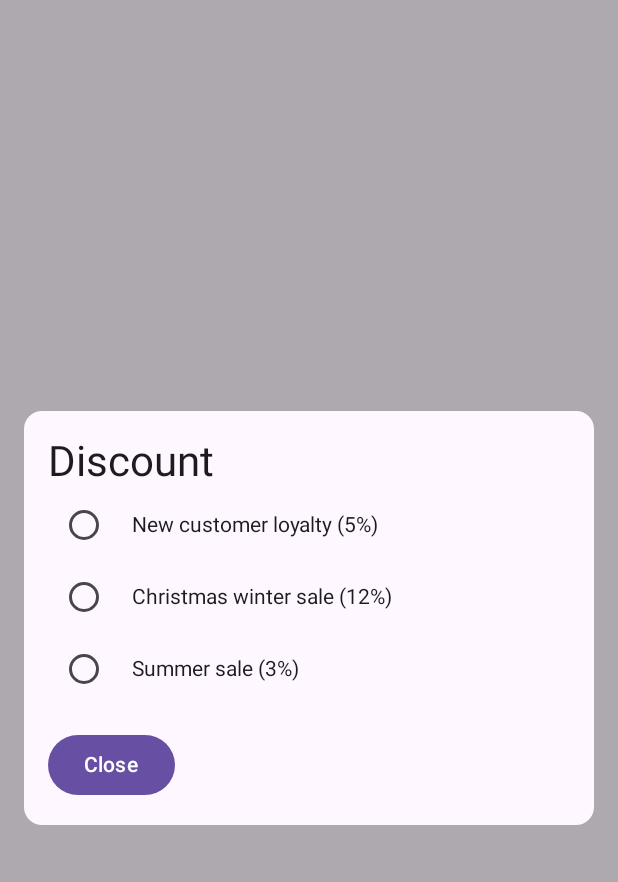
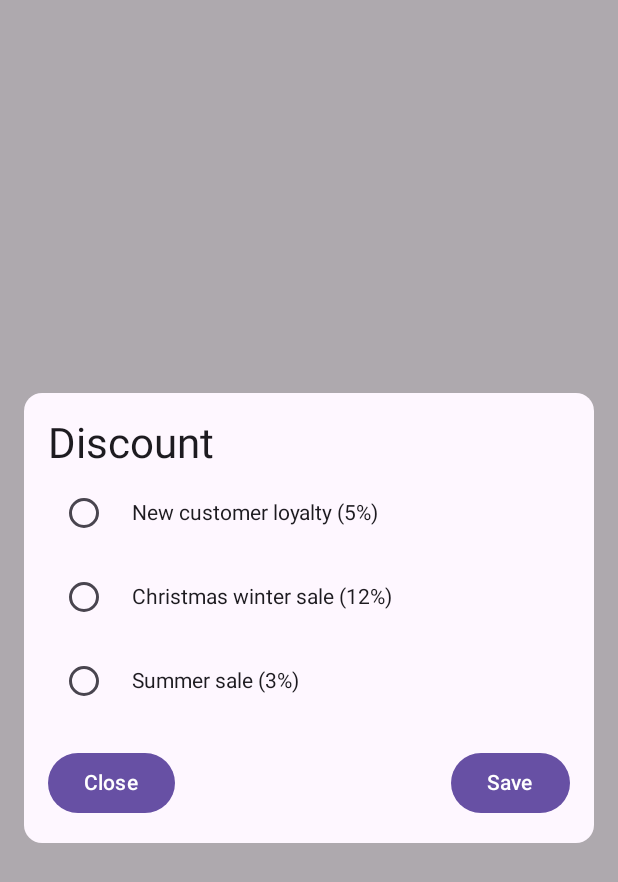
Before and after one commit to Tarzerk/JetPack-Compose-Dialogs, an Android app built with Jetpack Compose: the composable AddDiscount shown on its own in the app's theme, on a phone screen of 412 x 824 dp. Shown: the top 882 px of the screen. Run offline under Robolectric (Android 15) with nearby library versions, the phone set to English and light mode, and no system bars.

Commit message:
add discount fixes

```diff
--- /dev/null
+++ b/app/src/main/java/com/example/moreactions/AddDiscount.kt
@@ -0,0 +1,90 @@
+package com.example.moreactions
+
+import androidx.compose.foundation.layout.*
+import androidx.compose.material3.*
+import androidx.compose.runtime.*
+import androidx.compose.ui.Alignment
+import androidx.compose.ui.Modifier
+import androidx.compose.ui.unit.dp
+import androidx.compose.ui.window.Dialog
+
+@Composable
+fun AddDiscount(onDismissRequest: () -> Unit) {
+    // State to manage selected radio button
+    var selectedOption by remember { mutableStateOf("") }
+
+    Dialog(onDismissRequest = onDismissRequest) {
+        Surface(
+            shape = MaterialTheme.shapes.medium,
+            modifier = Modifier.padding(16.dp)
+        ) {
+            Column(
+                modifier = Modifier.padding(16.dp)
+            ) {
+                Text(text = "Discount", style = MaterialTheme.typography.headlineMedium)
+
+                // Radio buttons
+                Column {
+                    RadioButtonOption(
+                        label = "New customer loyalty",
+                        percentage = "5%",
+                        selectedOption = selectedOption,
+                        onSelect = { selectedOption = it }
+                    )
+                    RadioButtonOption(
+                        label = "Christmas winter sale",
+                        percentage = "12%",
+                        selectedOption = selectedOption,
+                        onSelect = { selectedOption = it }
+                    )
+                    RadioButtonOption(
+                        label = "Summer sale",
+                        percentage = "3%",
+                        selectedOption = selectedOption,
+                        onSelect = { selectedOption = it }
+                    )
+                }
+                Spacer(modifier = Modifier.height(16.dp))
+
+                // Close and Save buttons
+                Row(
+                    modifier = Modifier.fillMaxWidth(),
+                    horizontalArrangement = Arrangement.SpaceBetween
+                ) {
+                    Button(onClick = onDismissRequest) {
+                        Text("Close")
+                    }
+                    Button(
+                        onClick = {
+                            // Save logic can go here
+                            onDismissRequest()
+                        }
+                    ) {
+                        Text("Save")
+                    }
+                }
+            }
+        }
+    }
+}
+
+@Composable
+fun RadioButtonOption(
+    label: String,
+    percentage: String,
+    selectedOption: String,
+    onSelect: (String) -> Unit
+) {
+    Row(
+        modifier = Modifier
+            .fillMaxWidth()
+            .padding(vertical = 4.dp),
+        verticalAlignment = Alignment.CenterVertically
+    ) {
+        RadioButton(
+            selected = selectedOption == label,
+            onClick = { onSelect(label) }
+        )
+        Text(text = "$label ($percentage)", modifier = Modifier.padding(start = 8.dp))
+    }
+}
--- a/app/src/main/java/com/example/moreactions/MoreActionsDialog.kt
+++ b/app/src/main/java/com/example/moreactions/MoreActionsDialog.kt
@@ -28,6 +28,7 @@ import androidx.compose.ui.graphics.vector.ImageVector
 import androidx.compose.ui.tooling.preview.Preview
 import androidx.compose.ui.unit.dp
 import androidx.compose.ui.window.Dialog
+import com.example.moreactions.AddDiscount
 
 @Composable
 fun MoreActionsDialog(onDismissRequest: () -> Unit = {}) {
@@ -96,28 +97,6 @@ fun MoreActionsDialog(onDismissRequest: () -> Unit = {}) {
     }
 }
 
-@Composable
-fun AddDiscount(onDismissRequest: () -> Unit) {
-    Dialog(onDismissRequest = onDismissRequest) {
-        Surface(
-            shape = MaterialTheme.shapes.medium,
-            modifier = Modifier.padding(16.dp)
-        ) {
-            Column(
-                modifier = Modifier.padding(16.dp)
-            ) {
-                Text(text = "Discount", style = MaterialTheme.typography.headlineMedium)
-                RadioButtonOption("New customer loyalty", "5%")
-                RadioButtonOption("Christmas winter sale", "12%")
-                RadioButtonOption("Summer sale", "3%")
-                Spacer(modifier = Modifier.height(16.dp))
-                Button(onClick = onDismissRequest) {
-                    Text("Close")
-                }
-            }
-        }
-    }
-}
 
 @Composable
 fun AddNote(onDismissRequest: () -> Unit) {
@@ -137,8 +116,16 @@ fun AddNote(onDismissRequest: () -> Unit) {
                     modifier = Modifier.fillMaxWidth()
                 )
                 Spacer(modifier = Modifier.height(16.dp))
-                Button(onClick = onDismissRequest) {
-                    Text("Close")
+                Row(modifier = Modifier.fillMaxWidth(),
+                    horizontalArrangement = Arrangement.SpaceBetween
+
+                ) {
+                    Button(onClick = onDismissRequest) {
+                        Text("Close")
+                    }
+                    Button(onClick = onDismissRequest) {
+                        Text("Save")
+                    }
                 }
             }
         }
```
